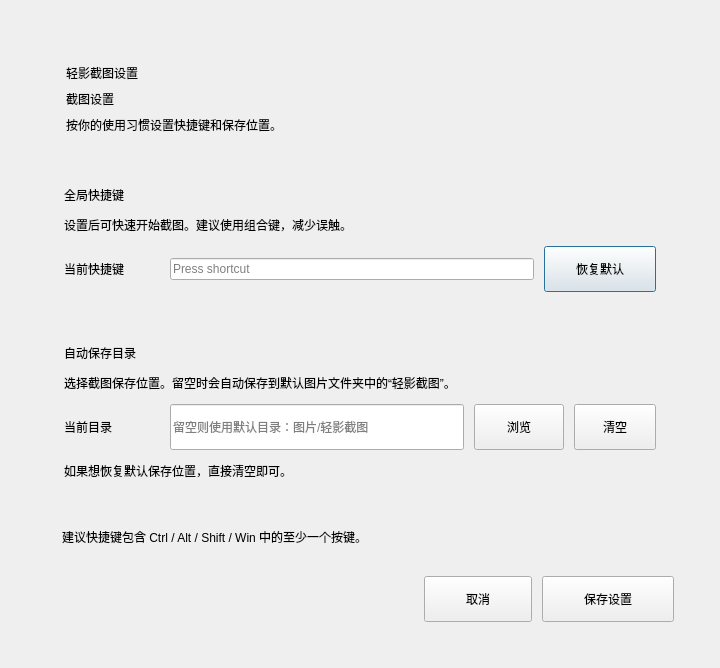
shanzhi7/screenCapture, file capturesettingsdialog.ui: the form before one commit.
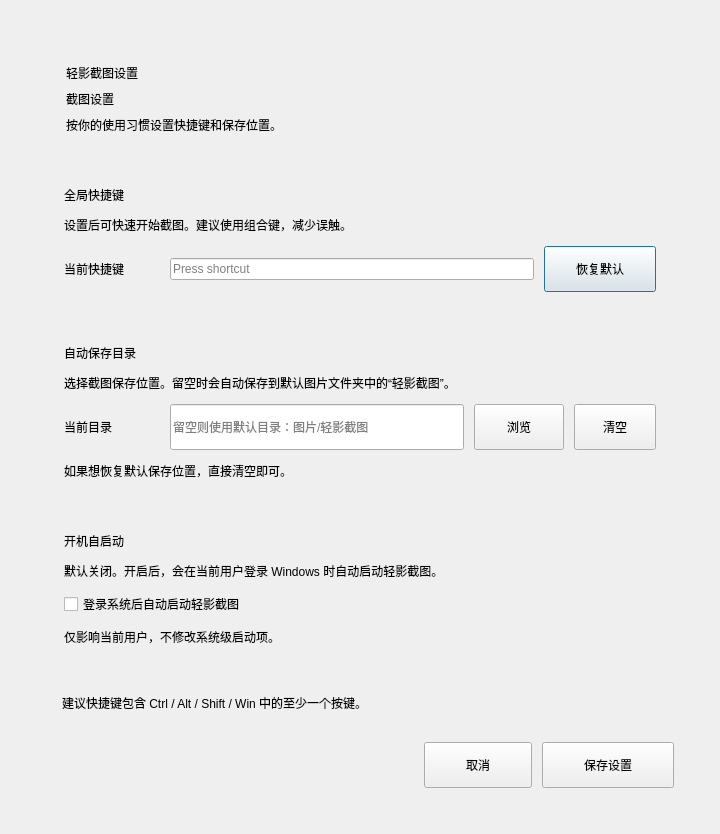
The form after the commit.

```diff
--- a/capturesettingsdialog.ui
+++ b/capturesettingsdialog.ui
@@ -7,7 +7,7 @@
     <x>0</x>
     <y>0</y>
     <width>720</width>
-    <height>458</height>
+    <height>570</height>
    </rect>
   </property>
   <property name="windowTitle">
@@ -295,6 +295,64 @@
         </layout>
        </widget>
       </item>
+      <item>
+       <widget class="QFrame" name="startupSection">
+        <property name="frameShape">
+         <enum>QFrame::NoFrame</enum>
+        </property>
+        <layout class="QVBoxLayout" name="startupSectionLayout">
+         <property name="leftMargin">
+          <number>18</number>
+         </property>
+         <property name="topMargin">
+          <number>18</number>
+         </property>
+         <property name="rightMargin">
+          <number>18</number>
+         </property>
+         <property name="bottomMargin">
+          <number>18</number>
+         </property>
+         <property name="spacing">
+          <number>12</number>
+         </property>
+         <item>
+          <widget class="QLabel" name="startupSectionTitle">
+           <property name="text">
+            <string>开机自启动</string>
+           </property>
+          </widget>
+         </item>
+         <item>
+          <widget class="QLabel" name="startupSectionDesc">
+           <property name="text">
+            <string>默认关闭。开启后，会在当前用户登录 Windows 时自动启动轻影截图。</string>
+           </property>
+           <property name="wordWrap">
+            <bool>true</bool>
+           </property>
+          </widget>
+         </item>
+         <item>
+          <widget class="QCheckBox" name="launchAtStartupCheckBox">
+           <property name="text">
+            <string>登录系统后自动启动轻影截图</string>
+           </property>
+          </widget>
+         </item>
+         <item>
+          <widget class="QLabel" name="startupTipLabel">
+           <property name="text">
+            <string>仅影响当前用户，不修改系统级启动项。</string>
+           </property>
+           <property name="wordWrap">
+            <bool>true</bool>
+           </property>
+          </widget>
+         </item>
+        </layout>
+       </widget>
+      </item>
       <item>
        <widget class="QFrame" name="hintCard">
         <property name="frameShape">
```
